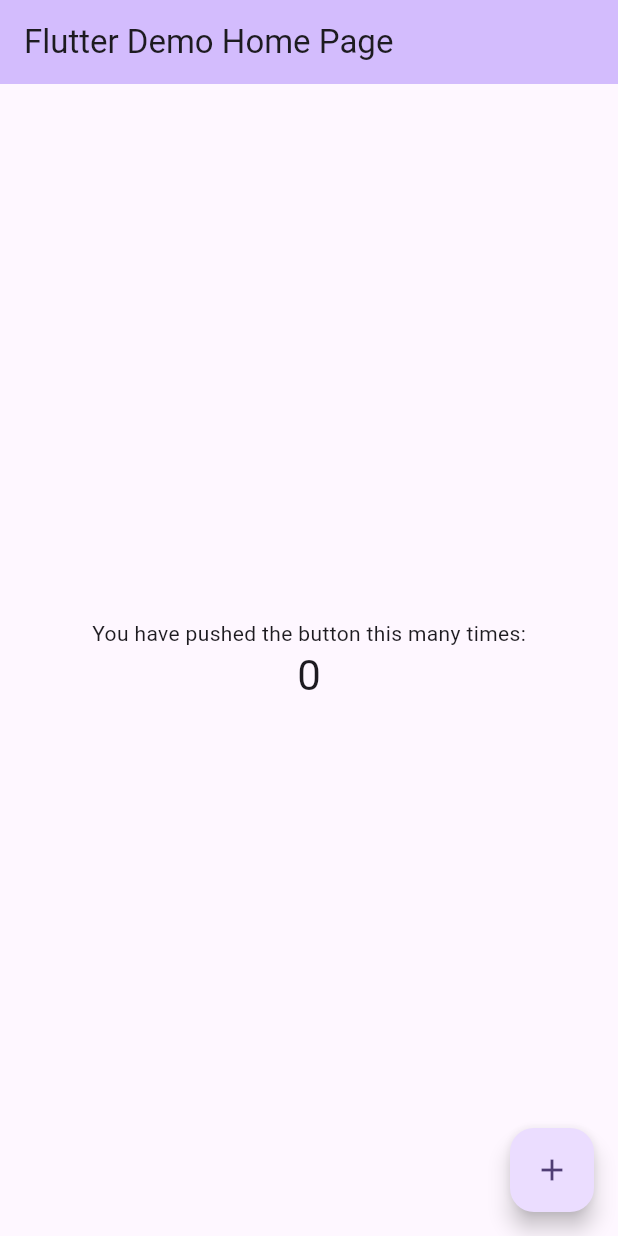
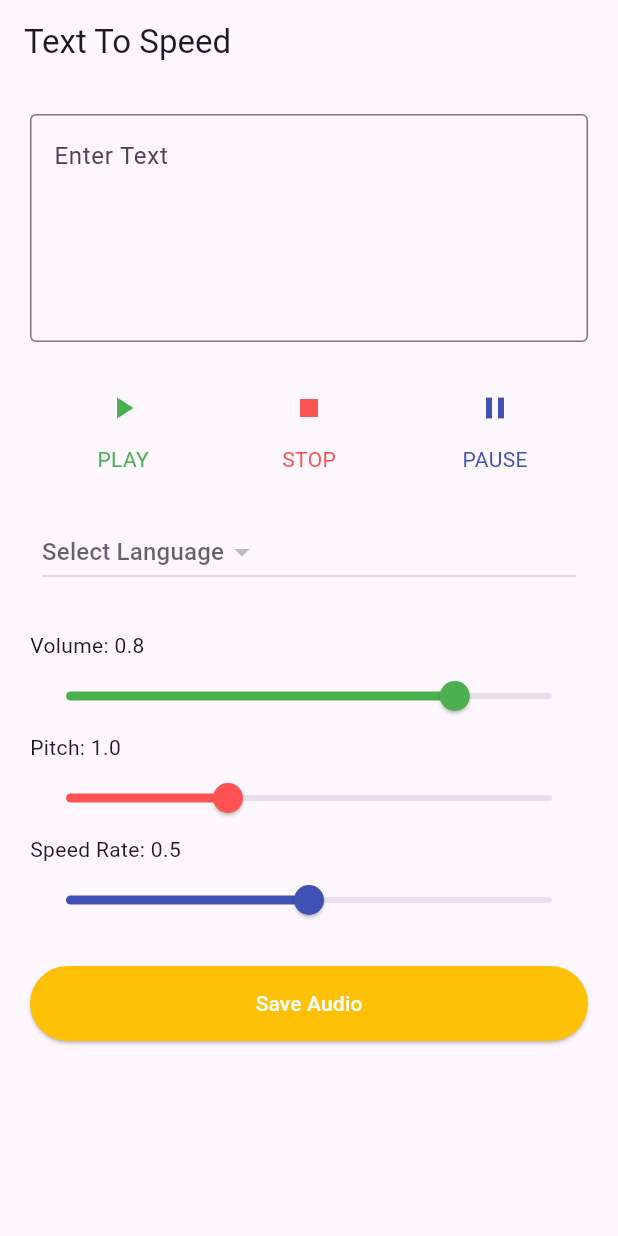
Before and after one commit to tanduyfcsc/Flutter_FE_BE_TextToSpeed, a Flutter app: the screen it shows after launch, on a phone screen of 412 x 824 dp. Run offline on Flutter 3.47's test engine with Material 3 defaults, Android fonts, the phone set to English and light mode, and no system bars; our stand-ins replace flutter_tts.

Commit message:
Final Project

```diff
--- a/analysis_options.yaml
+++ b/analysis_options.yaml
@@ -7,7 +7,7 @@
 
 # The following line activates a set of recommended lints for Flutter apps,
 # packages, and plugins designed to encourage good coding practices.
-include: package:flutter_lints/flutter.yaml
+#include: package:flutter_lints/flutter.yaml
 
 linter:
   # The lint rules applied to this project can be customized in the
--- /dev/null
+++ b/lib/home_screen.dart
@@ -0,0 +1,220 @@
+import 'package:flutter/material.dart';
+import 'package:flutter_tts/flutter_tts.dart';
+
+class HomeScreen extends StatefulWidget {
+  const HomeScreen({super.key});
+
+  @override
+  State<HomeScreen> createState() => _HomeScreen();
+}
+
+class _HomeScreen extends State<HomeScreen> {
+  final FlutterTts flutterTts = FlutterTts();
+  final TextEditingController textController = TextEditingController();
+
+  Map<String, String> languageMap = {
+    'en-US': 'English',
+    'ur-PK': 'Prdu',
+    // 'hi-IN': 'Hindi',
+    // 'es-ES': 'Spanish',
+    // 'vn-VN': 'Vietnamese',
+    // 'zh-CN': 'Chinese',
+    // 'ja-JP': 'Japanese',
+    'vi-VN': 'Vietnamese (Vietnam)',
+    // 'vi': 'Vietnamese',
+  };
+
+  List<String> languages = [];
+  String? selectLanguage;
+  double pitch = 1.0;
+  double speedRate = 0.5;
+  double volume = 0.8;
+
+  @override
+  void initState(){
+    super.initState();
+    initTts();
+  }
+
+  Future<void> initTts() async{
+    List<dynamic> availableLanguages = await flutterTts.getLanguages;
+    languages = availableLanguages
+        .where((language) => languageMap.keys.contains(language))
+        .map((language) => language as String)
+        .toList();
+
+    setState(() {});
+  }
+
+  @override
+  void dispose() {
+    // TODO: implement dispose
+    textController.dispose();
+    super.dispose();
+  }
+
+  Future<void> speak(String text) async {
+    await flutterTts.setLanguage(selectLanguage ?? 'en-US');
+    await flutterTts.setPitch(pitch);
+    await flutterTts.setVolume(volume);
+    await flutterTts.setSpeechRate(speedRate);
+    await flutterTts.speak(text);
+  }
+
+  Future<void> save(String text) async {
+    await flutterTts.setLanguage(selectLanguage ?? 'en-US');
+    await flutterTts.setPitch(pitch);
+    await flutterTts.setVolume(volume);
+    await flutterTts.setSpeechRate(speedRate);
+
+    // to generate random name for each audio flie
+    String timestamp = DateTime.now().millisecondsSinceEpoch.toString();
+
+    // generate audio and save in phone storage
+    await flutterTts.synthesizeToFile(text, 'tts_audio_$timestamp.mp3');
+  }
+
+  Future<void> stop() async {
+    await flutterTts.stop();
+  }
+
+  Future<void> pause() async {
+    await flutterTts.pause();
+  }
+
+  // Test it on real device, it may not work proper on emulator.
+  @override
+  Widget build(BuildContext context) {
+    return Scaffold(
+      appBar: AppBar(
+        title: Text("Text To Speed"),
+      ),
+
+      body: Padding(
+        padding: EdgeInsets.all(20),
+        child: SingleChildScrollView(
+          child: Column(
+            crossAxisAlignment: CrossAxisAlignment.stretch,
+            children: [
+              TextField(
+                controller: textController,
+                decoration: InputDecoration(
+                  hintText: 'Enter Text',
+                  border: OutlineInputBorder()
+                ),
+                maxLines: 5,
+              ),
+              SizedBox(height: 20,),
+              Row(
+                mainAxisAlignment: MainAxisAlignment.spaceAround,
+                children: [
+                  Column(
+                    children: [
+                      IconButton(
+                          onPressed: ()async{await speak(textController.text);},
+                          icon: Icon(Icons.play_arrow, color: Colors.green,)
+                      ),
+                      Text("PLAY", style: TextStyle(color: Colors.green),)
+                    ],
+                  ),
+                  Column(
+                    children: [
+                      IconButton(
+                          onPressed: ()async{await stop();},
+                          icon: Icon(Icons.stop, color: Colors.redAccent,)
+                      ),
+                      Text("STOP", style: TextStyle(color: Colors.redAccent),)
+                    ],
+                  ),
+                  Column(
+                    children: [
+                      IconButton(
+                          onPressed: ()async{await pause();},
+                          icon: Icon(Icons.pause, color: Colors.indigo,)
+                      ),
+                      Text("PAUSE", style: TextStyle(color: Colors.indigo),)
+                    ],
+                  ),
+                ],
+              ),
+              SizedBox(
+                height: 20,
+              ),
+              Padding(
+                padding: EdgeInsets.all(8),
+                child: DropdownButton<String>(
+                  hint: Text('Select Language'),
+                  value: selectLanguage,
+                  items: languages
+                      .map((language) => DropdownMenuItem<String>(
+                          child: Text(languageMap[language]!),
+                          value: language,
+                        ))
+                      .toList(),
+                  onChanged: (value){
+                    setState(() {
+                      selectLanguage = value;
+                    });
+                  },
+                ),
+              ),
+              SizedBox(
+                height: 20,
+              ),
+              Text('Volume: ${volume.toStringAsFixed(1)}'),
+              Slider(
+                activeColor: Colors.green,
+                  min: 0.0,
+                  max: 1.0,
+                  value: volume,
+                  onChanged: (value){
+                    setState(() {
+                      volume = value;
+                    });
+                  }
+              ),
+              Text('Pitch: ${pitch.toStringAsFixed(1)}'),
+              Slider(
+                  activeColor: Colors.redAccent,
+                  min: 0.5,
+                  max: 2.0,
+                  value: pitch,
+                  onChanged: (value){
+                    setState(() {
+                      pitch = value;
+                    });
+                  }
+              ),
+              Text('Speed Rate: ${speedRate.toStringAsFixed(1)}'),
+              Slider(
+                  activeColor: Colors.indigo,
+                  min: 0.0,
+                  max: 1.0,
+                  value: speedRate,
+                  onChanged: (value){
+                    setState(() {
+                      speedRate = value;
+                    });
+                  }
+              ),
+              SizedBox(
+                height: 20,
+              ),
+              SizedBox(
+                height: 50,
+                child: ElevatedButton(
+                  style: ElevatedButton.styleFrom(
+                    backgroundColor: Colors.amber,
+                    foregroundColor: Colors.white
+                  ),
+                  onPressed: () async {await save(textController.text);},
+                  child: Text('Save Audio'),
+                ),
+              ),
+            ],
+          ),
+        ),
+      ),
+    );
+  }
+}
--- a/lib/main.dart
+++ b/lib/main.dart
@@ -1,4 +1,5 @@
 import 'package:flutter/material.dart';
+import 'package:texttospeech_app/home_screen.dart';
 
 void main() {
   runApp(const MyApp());
@@ -11,27 +12,13 @@ class MyApp extends StatelessWidget {
   @override
   Widget build(BuildContext context) {
     return MaterialApp(
+      debugShowCheckedModeBanner: false,
       title: 'Flutter Demo',
       theme: ThemeData(
-        // This is the theme of your application.
-        //
-        // TRY THIS: Try running your application with "flutter run". You'll see
-        // the application has a purple toolbar. Then, without quitting the app,
-        // try changing the seedColor in the colorScheme below to Colors.green
-        // and then invoke "hot reload" (save your changes or press the "hot
-        // reload" button in a Flutter-supported IDE, or press "r" if you used
-        // the command line to start the app).
-        //
-        // Notice that the counter didn't reset back to zero; the application
-        // state is not lost during the reload. To reset the state, use hot
-        // restart instead.
-        //
-        // This works for code too, not just values: Most code changes can be
-        // tested with just a hot reload.
         colorScheme: ColorScheme.fromSeed(seedColor: Colors.deepPurple),
         useMaterial3: true,
       ),
-      home: const MyHomePage(title: 'Flutter Demo Home Page'),
+      home: HomeScreen(),
     );
   }
 }
@@ -39,14 +26,6 @@ class MyApp extends StatelessWidget {
 class MyHomePage extends StatefulWidget {
   const MyHomePage({super.key, required this.title});
 
-  // This widget is the home page of your application. It is stateful, meaning
-  // that it has a State object (defined below) that contains fields that affect
-  // how it looks.
-
-  // This class is the configuration for the state. It holds the values (in this
-  // case the title) provided by the parent (in this case the App widget) and
-  // used by the build method of the State. Fields in a Widget subclass are
-  // always marked "final".
 
   final String title;
 
@@ -55,71 +34,17 @@ class MyHomePage extends StatefulWidget {
 }
 
 class _MyHomePageState extends State<MyHomePage> {
-  int _counter = 0;
 
-  void _incrementCounter() {
-    setState(() {
-      // This call to setState tells the Flutter framework that something has
-      // changed in this State, which causes it to rerun the build method below
-      // so that the display can reflect the updated values. If we changed
-      // _counter without calling setState(), then the build method would not be
-      // called again, and so nothing would appear to happen.
-      _counter++;
-    });
-  }
 
   @override
   Widget build(BuildContext context) {
-    // This method is rerun every time setState is called, for instance as done
-    // by the _incrementCounter method above.
-    //
-    // The Flutter framework has been optimized to make rerunning build methods
-    // fast, so that you can just rebuild anything that needs updating rather
-    // than having to individually change instances of widgets.
     return Scaffold(
       appBar: AppBar(
-        // TRY THIS: Try changing the color here to a specific color (to
-        // Colors.amber, perhaps?) and trigger a hot reload to see the AppBar
-        // change color while the other colors stay the same.
         backgroundColor: Theme.of(context).colorScheme.inversePrimary,
-        // Here we take the value from the MyHomePage object that was created by
-        // the App.build method, and use it to set our appbar title.
         title: Text(widget.title),
       ),
       body: Center(
-        // Center is a layout widget. It takes a single child and positions it
-        // in the middle of the parent.
-        child: Column(
-          // Column is also a layout widget. It takes a list of children and
-          // arranges them vertically. By default, it sizes itself to fit its
-          // children horizontally, and tries to be as tall as its parent.
-          //
-          // Column has various properties to control how it sizes itself and
-          // how it positions its children. Here we use mainAxisAlignment to
-          // center the children vertically; the main axis here is the vertical
-          // axis because Columns are vertical (the cross axis would be
-          // horizontal).
-          //
-          // TRY THIS: Invoke "debug painting" (choose the "Toggle Debug Paint"
-          // action in the IDE, or press "p" in the console), to see the
-          // wireframe for each widget.
-          mainAxisAlignment: MainAxisAlignment.center,
-          children: <Widget>[
-            const Text(
-              'You have pushed the button this many times:',
-            ),
-            Text(
-              '$_counter',
-              style: Theme.of(context).textTheme.headlineMedium,
-            ),
-          ],
-        ),
       ),
-      floatingActionButton: FloatingActionButton(
-        onPressed: _incrementCounter,
-        tooltip: 'Increment',
-        child: const Icon(Icons.add),
-      ), // This trailing comma makes auto-formatting nicer for build methods.
     );
   }
 }
--- a/pubspec.yaml
+++ b/pubspec.yaml
@@ -35,6 +35,7 @@ dependencies:
   # The following adds the Cupertino Icons font to your application.
   # Use with the CupertinoIcons class for iOS style icons.
   cupertino_icons: ^1.0.2
+  flutter_tts: ^4.0.2
 
 dev_dependencies:
   flutter_test:
```
Also changed, not shown: pubspec.lock, 2 other files.
